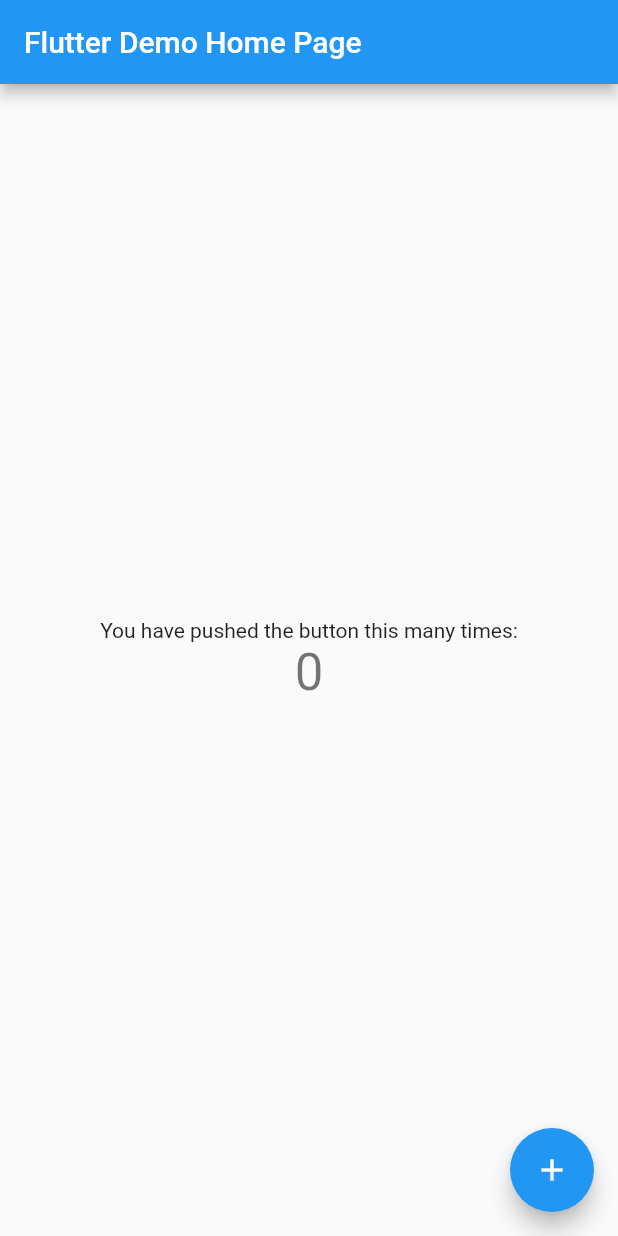
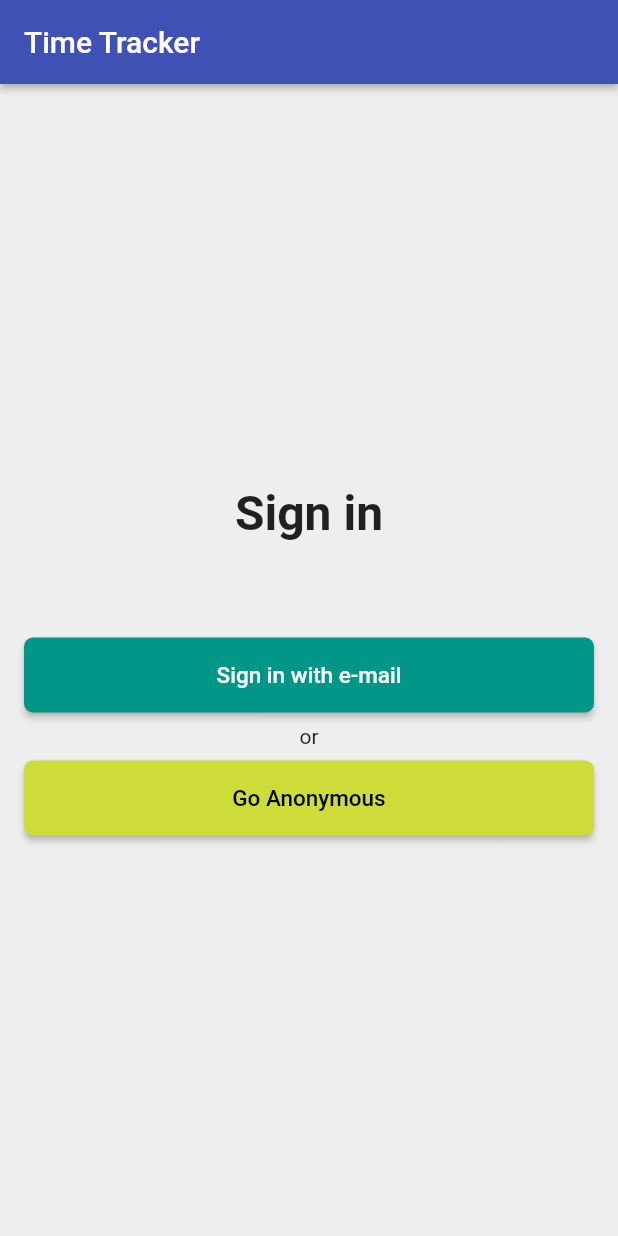
Before and after one commit to brunosilva2000/welldonatedproject, a Flutter app: the screen it shows after launch, on a phone screen of 412 x 824 dp. Run offline on Flutter 3.47's test engine with Material 2 defaults, Android fonts, the phone set to English and light mode, and no system bars; our stand-ins replace firebase_core; accounts and stored records are empty; generated files the repository leaves out were written again.

Commit message:
Sign In and Register

```diff
--- /dev/null
+++ b/lib/app/sign_in/sign_in_button.dart
@@ -0,0 +1,19 @@
+import 'package:flutter/cupertino.dart';
+import 'package:welldonatedproject/common_widgets/custom_raised_button.dart';
+
+
+class SignInButton extends CustomRaisedButton {
+  SignInButton({
+    required String text,
+    required Color color,
+    required Color textColor,
+    required VoidCallback onPressed,
+  })  : super(
+          child: Text(
+            text,
+            style: TextStyle(color: textColor, fontSize: 15.0),
+          ),
+          color: color,
+          onPressed: onPressed,
+        );
+}
--- /dev/null
+++ b/lib/app/sign_in/sign_in_page.dart
@@ -0,0 +1,81 @@
+import 'package:flutter/cupertino.dart';
+import 'package:flutter/material.dart';
+import 'package:welldonatedproject/app/sign_in/email_sign_in_page.dart';
+import 'package:welldonatedproject/app/sign_in/sign_in_button.dart';
+
+
+
+class SignInPage extends StatelessWidget {
+
+  void _signInWithEmail(BuildContext context) {
+    Navigator.of(context).push(
+      MaterialPageRoute<void>(
+        fullscreenDialog: true,
+        builder: (context) => EmailSignInPage(),
+      ),
+    );
+  }
+  @override
+  Widget build(BuildContext context) {
+    return Scaffold(
+      appBar: AppBar(
+        title: Text('Time Tracker'),
+        elevation: 2.0,
+      ),
+      body: _buildContent(context),
+      backgroundColor: Colors.grey[200],
+    );
+  }
+
+  Widget _buildContent(BuildContext context) {
+    return Padding(
+      padding: EdgeInsets.all(16.0),
+      child: Column(
+        crossAxisAlignment: CrossAxisAlignment.stretch,
+        mainAxisAlignment: MainAxisAlignment.center,
+        children: <Widget>[
+          Text(
+            'Sign in',
+            textAlign: TextAlign.center,
+            style: TextStyle(
+              fontSize: 32.0,
+              fontWeight: FontWeight.w600,
+            ),
+          ),
+          SizedBox(
+            height: 48.0,
+          ),
+          SizedBox(
+            height: 8.0,
+          ),
+          SizedBox(
+            height: 8.0,
+          ),
+          SignInButton(
+            text: 'Sign in with e-mail',
+            textColor: Colors.white,
+            color: Colors.teal,
+            onPressed: () => _signInWithEmail(context),
+          ),
+          SizedBox(
+            height: 8.0,
+          ),
+          Text(
+            'or',
+            textAlign: TextAlign.center,
+            style: TextStyle(fontSize: 14.0, color: Colors.black87),
+          ),
+          SizedBox(
+            height: 8.0,
+          ),
+          SignInButton(
+            text: 'Go Anonymous',
+            textColor: Colors.black,
+            color: Colors.lime,
+            onPressed: () {},
+          ),
+        ],
+      ),
+    );
+  }
+}
--- a/lib/main.dart
+++ b/lib/main.dart
@@ -1,4 +1,5 @@
 import 'package:flutter/material.dart';
+import 'app/sign_in/sign_in_page.dart';
 import 'firebase_options.dart';
 import 'package:firebase_core/firebase_core.dart';
 
@@ -11,26 +12,14 @@ void main() async{
 }
 
 class MyApp extends StatelessWidget {
-  const MyApp({Key? key}) : super(key: key);
-
-  // This widget is the root of your application.
   @override
   Widget build(BuildContext context) {
     return MaterialApp(
-      title: 'Flutter Demo',
+      title: 'WellDonated',
       theme: ThemeData(
-        // This is the theme of your application.
-        //
-        // Try running your application with "flutter run". You'll see the
-        // application has a blue toolbar. Then, without quitting the app, try
-        // changing the primarySwatch below to Colors.green and then invoke
-        // "hot reload" (press "r" in the console where you ran "flutter run",
-        // or simply save your changes to "hot reload" in a Flutter IDE).
-        // Notice that the counter didn't reset back to zero; the application
-        // is not restarted.
-        primarySwatch: Colors.blue,
+        primarySwatch: Colors.indigo,
       ),
-      home: const MyHomePage(title: 'Flutter Demo Home Page'),
+      home: SignInPage(),
     );
   }
 }
```
Also changed, not shown: lib/app/sign_in/email_sign_in_form.dart (added, +78 -0 lines), lib/app/sign_in/email_sign_in_page.dart (added, +29 -0 lines), lib/common_widgets/custom_raised_button.dart (added, +32 -0 lines), lib/common_widgets/form_submit_button.dart (added, +18 -0 lines).
